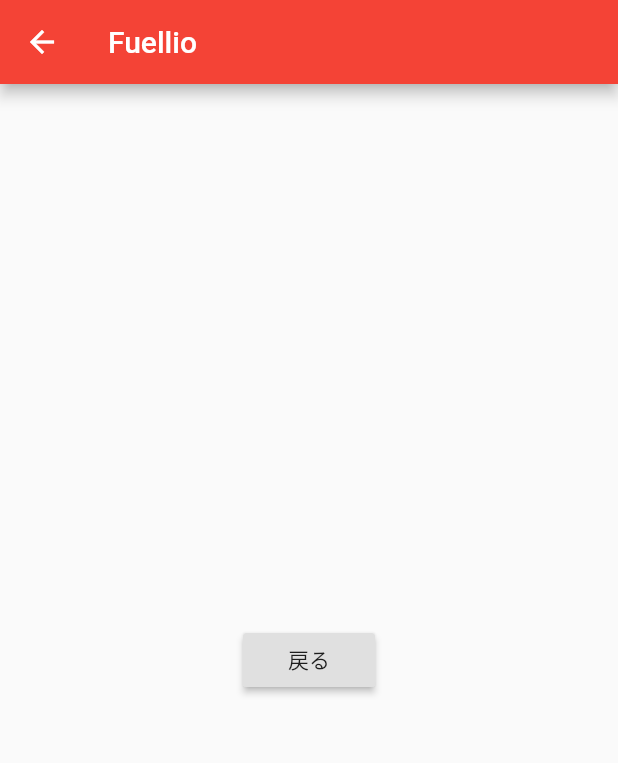
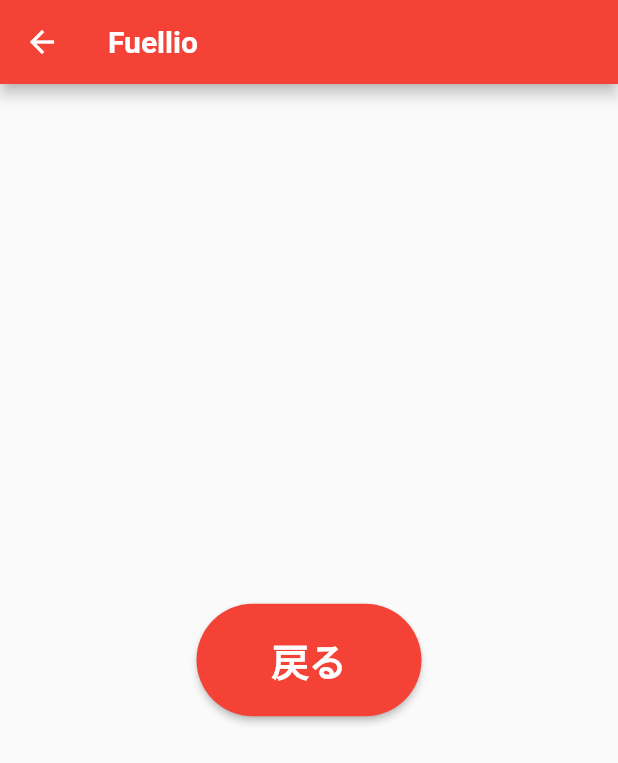
Before and after one commit to DaigoWakabayashi/fuellio, a Flutter app: the screen it shows after launch, after a tap on "算出する", on a phone screen of 412 x 824 dp. Shown: the top 763 px of the screen. Run offline on Flutter 3.47's test engine with Material 2 defaults, Android fonts, the phone set to English and light mode, and no system bars; our stand-ins replace font_awesome_flutter, google_fonts.

Commit message:
textfieldの整形、入力画面完成？

```diff
--- a/lib/input_page.dart
+++ b/lib/input_page.dart
@@ -1,6 +1,7 @@
 import 'package:flutter/material.dart';
 import 'package:flutter/cupertino.dart';
 import 'package:font_awesome_flutter/font_awesome_flutter.dart';
+import 'package:google_fonts/google_fonts.dart';
 import 'constants.dart';
 import 'results_page.dart';
 
@@ -15,10 +16,12 @@ class _InputPageState extends State<InputPage> {
     return Scaffold(
       appBar: AppBar(
         title: Text('Fuellio',
-        style: LargeTextStyle,),
+        style: GoogleFonts.aBeeZee(
+          fontWeight: FontWeight.bold,
+        ),),
       ),
       body: Column(
-        mainAxisAlignment: MainAxisAlignment.start,
+        mainAxisAlignment: MainAxisAlignment.spaceAround,
         children: [
           Expanded(
             child: Row(
@@ -34,6 +37,8 @@ class _InputPageState extends State<InputPage> {
                   width: 200.0,
                   child: TextField(
                     keyboardType: TextInputType.number,
+                    textAlign: TextAlign.right,
+                    style: LargeTextStyle,
                   ),
                 ),
                 Text('km   ',
@@ -56,6 +61,8 @@ class _InputPageState extends State<InputPage> {
                   width: 200.0,
                   child: TextField(
                     keyboardType: TextInputType.number,
+                    textAlign: TextAlign.right,
+                    style: LargeTextStyle,
                   ),
                 ),
                 Text('km/L',
@@ -68,7 +75,7 @@ class _InputPageState extends State<InputPage> {
               mainAxisAlignment: MainAxisAlignment.spaceBetween,
               children: [
                 Icon(
-                    FontAwesomeIcons.car,
+                    FontAwesomeIcons.gasPump,
                 ),
                 Text('ガソリン',
                   style: LargeTextStyle,
@@ -77,6 +84,8 @@ class _InputPageState extends State<InputPage> {
                   width: 200.0,
                   child: TextField(
                     keyboardType: TextInputType.number,
+                    textAlign: TextAlign.right,
+                    style: LargeTextStyle,
                   ),
                 ),
                 Text('円/L',
@@ -85,7 +94,7 @@ class _InputPageState extends State<InputPage> {
             ),
           ),
           SizedBox(
-            height: 200.0,
+            height: 100.0,
           ),
           SizedBox(
             width: 150.0,
@@ -95,7 +104,7 @@ class _InputPageState extends State<InputPage> {
               shape: StadiumBorder(),
               color: Colors.red,
               child: Text('算出する',
-              style: TextStyle(fontSize: 25),),
+              style: LargeTextStyle),
               onPressed: () {
                 Navigator.push(
                   context,
@@ -103,7 +112,10 @@ class _InputPageState extends State<InputPage> {
                 );
               },
             ),
-          )
+          ),
+          SizedBox(
+            height: 100.0,
+          ),
         ],
       ),
     );
--- a/lib/results_page.dart
+++ b/lib/results_page.dart
@@ -1,26 +1,42 @@
 import 'package:flutter/material.dart';
 import 'package:fuellio/input_page.dart';
+import 'package:google_fonts/google_fonts.dart';
+
+import 'constants.dart';
 
 class ResultsPage extends StatelessWidget {
   @override
   Widget build(BuildContext context) {
     return Scaffold(
       appBar: AppBar(
-        title: Text('Fuellio'),
+        title: Text(
+          'Fuellio',
+          style: GoogleFonts.aBeeZee(
+            fontWeight: FontWeight.bold,
+          ),
+        ),
       ),
       body: Center(
         child: Column(
           mainAxisAlignment: MainAxisAlignment.center,
           children: <Widget>[
-            RaisedButton(
-              child: Text('戻る',),
-              onPressed: (){
-                Navigator.pop(
-                  context,
-                  MaterialPageRoute(builder: (context) => InputPage()),
-                );
-              },
-            )
+
+            SizedBox(
+              width: 150.0,
+              height: 75.0,
+              child: RaisedButton(
+                textColor: Colors.white,
+                shape: StadiumBorder(),
+                color: Colors.red,
+                child: Text('戻る', style: LargeTextStyle),
+                onPressed: () {
+                  Navigator.pop(
+                    context,
+                    MaterialPageRoute(builder: (context) => InputPage()),
+                  );
+                },
+              ),
+            ),
           ],
         ),
       ),
--- a/lib/reusable_card.dart
+++ /dev/null
@@ -1,11 +0,0 @@
-
-import 'package:flutter/material.dart';
-
-class ReusableCard extends StatelessWidget {
-  @override
-  Widget build(BuildContext context) {
-    return Container(
-
-    );
-  }
-}
--- a/pubspec.yaml
+++ b/pubspec.yaml
@@ -15,6 +15,7 @@ dependencies:
 
   cupertino_icons: ^0.1.3
   font_awesome_flutter: ^8.8.1
+  google_fonts: ^1.1.0
 
 dev_dependencies:
   flutter_test:
```
Also changed, not shown: pubspec.lock, 4 other files.
